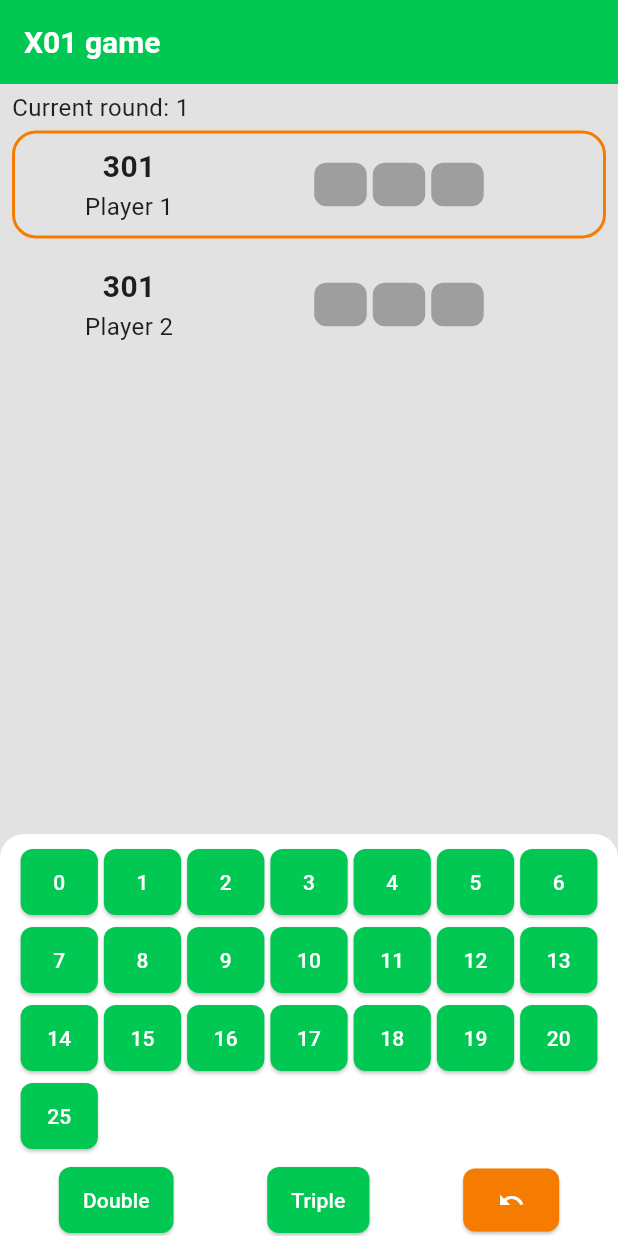
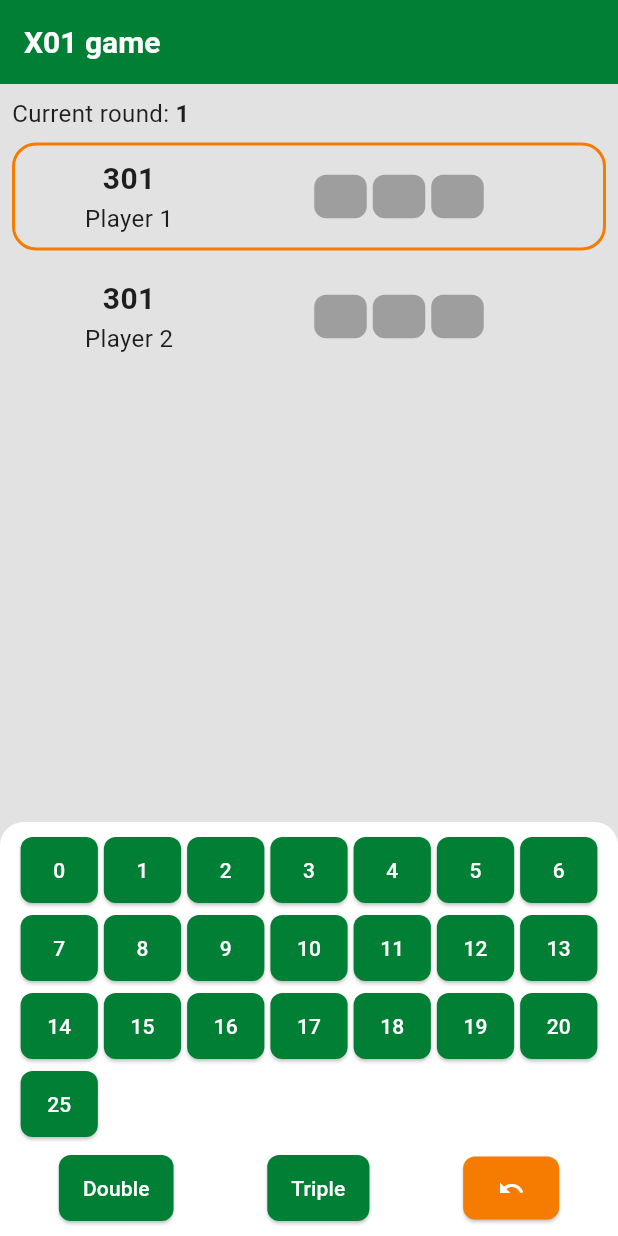
Before and after one commit to bulatBurganov/darts-game-counter, a Flutter app: the X01SettingsScreen screen opened directly with empty values, after a tap on "Start", on a phone screen of 412 x 824 dp. Run offline on Flutter 3.47's test engine with Material 3 defaults, Android fonts, the phone set to English and light mode, and no system bars; our stand-ins replace go_router.

Commit message:
fixed ui

```diff
--- a/lib/features/main_menu/main_menu_screen.dart
+++ b/lib/features/main_menu/main_menu_screen.dart
@@ -13,9 +13,11 @@ class MainMenuScreen extends StatelessWidget {
 
       body: SafeArea(
         child: Padding(
-          padding: const EdgeInsets.symmetric(horizontal: 8, vertical: 4),
+          padding: const EdgeInsets.symmetric(horizontal: 8),
           child: Column(
             children: [
+              const SizedBox(height: 8),
+
               AppRoundedButton(
                 onTap: () => router.push(Routes.x01settings),
                 text: 'X01',
--- a/lib/features/ui-core/theme/app_theme.dart
+++ b/lib/features/ui-core/theme/app_theme.dart
@@ -2,8 +2,11 @@
 import 'package:flutter/material.dart';
 
 class AppTheme {
-  static const Color primaryColor = Color(
-    0xFF00C853,
+  static const Color primaryColor = Color.fromARGB(
+    255,
+    0,
+    127,
+    53,
   ); // Зеленый, ассоциирующийся с дартсом
   static const Color secondaryColor = Color(
     0xFFF57C00,
@@ -11,7 +14,7 @@ class AppTheme {
   static const Color errorColor = Color(0xFFD32F2F); // Красный для ошибок
   static const Color backgroundColorLight = Color.fromARGB(255, 226, 226, 226);
   static const Color surfaceColorLight = Color(0xFFFFFFFF);
-  static const Color backgroundColorDark = Color(0xFF121212);
+  static const Color backgroundColorDark = Color.fromARGB(255, 46, 46, 46);
   static const Color surfaceColorDark = Color(0xFF1E1E1E);
 
   static ThemeData get lightTheme {
--- a/lib/features/x01/ui/widgets/in_out_selector.dart
+++ b/lib/features/x01/ui/widgets/in_out_selector.dart
@@ -10,6 +10,7 @@ class InOutModeSelector extends StatefulWidget {
     this.padding = 4,
     this.initialValue,
     this.selectorColor,
+    this.backgroundColor,
   });
   final Duration swithDuration;
   final double height;
@@ -17,6 +18,7 @@ class InOutModeSelector extends StatefulWidget {
   final InOutModes? initialValue;
   final Function(InOutModes mode) onCahnged;
   final Color? selectorColor;
+  final Color? backgroundColor;
 
   @override
   State<InOutModeSelector> createState() => _InOutModeSelectorState();
@@ -48,7 +50,7 @@ class _InOutModeSelectorState extends State<InOutModeSelector> {
               child: Container(
                 height: widget.height,
                 padding: EdgeInsets.all(widget.padding),
-                decoration: BoxDecoration(color: Colors.grey[200]),
+                decoration: BoxDecoration(color: widget.backgroundColor),
                 child: Stack(
                   children: [
                     AnimatedPositioned(
@@ -83,7 +85,7 @@ class _InOutModeSelectorState extends State<InOutModeSelector> {
                                 style: TextStyle(
                                   color: (_selectedIndex == index)
                                       ? Colors.white
-                                      : Colors.black,
+                                      : Theme.of(context).colorScheme.onSurface,
                                   fontWeight: FontWeight.w600,
                                   fontSize: 16,
                                   overflow: TextOverflow.ellipsis,
--- a/lib/features/x01/ui/widgets/score_pad.dart
+++ b/lib/features/x01/ui/widgets/score_pad.dart
@@ -23,7 +23,7 @@ class _ScoreInputSectionState extends State<ScoreInputSection> {
   Widget build(BuildContext context) {
     return SafeArea(
       child: Container(
-        padding: const EdgeInsets.only(left: 8, right: 8, top: 8),
+        padding: const EdgeInsets.only(left: 8, right: 8, top: 8, bottom: 8),
         decoration: BoxDecoration(
           color: Theme.of(context).colorScheme.surface,
           borderRadius: const BorderRadius.only(
@@ -38,14 +38,16 @@ class _ScoreInputSectionState extends State<ScoreInputSection> {
               spacing: 4,
               runSpacing: 4,
               children: [
-                for (int i = 0; i <= 20; i++)
+                for (int i = 0; i <= 21; i++)
                   ScoreButton(
-                    value: i,
+                    value: i == 21 ? 25 : i,
                     onPressed: (points) {
                       if (_isDoublingEnabled) {
                         widget.onScoreAdded(DoublePoints(value: points));
                       } else if (_isTriplingEnabled) {
-                        widget.onScoreAdded(TriplePoints(value: points));
+                        if (i != 21) {
+                          widget.onScoreAdded(TriplePoints(value: points));
+                        }
                       } else {
                         widget.onScoreAdded(RegularPoints(value: points));
                       }
@@ -55,11 +57,6 @@ class _ScoreInputSectionState extends State<ScoreInputSection> {
                       });
                     },
                   ),
-                ScoreButton(
-                  value: 25,
-                  onPressed: (points) =>
-                      widget.onScoreAdded(RegularPoints(value: points)),
-                ),
               ],
             ),
             const SizedBox(height: 8),
--- a/lib/features/x01/ui/x01_game_screen.dart
+++ b/lib/features/x01/ui/x01_game_screen.dart
@@ -41,17 +41,29 @@ class _X01GameScreenState extends State<X01GameScreen> {
         listenable: widget.viewModel,
         builder: (context, _) {
           return Padding(
-            padding: const EdgeInsets.only(left: 8, right: 8),
+            padding: const EdgeInsets.symmetric(horizontal: 8),
             child: SingleChildScrollView(
               child: Column(
                 crossAxisAlignment: CrossAxisAlignment.start,
                 children: [
-                  const SizedBox(height: 4),
-                  Text(
-                    'Current round: ${widget.viewModel.currentRound}',
-                    style: const TextStyle(fontSize: 16),
+                  const SizedBox(height: 8),
+                  Row(
+                    children: [
+                      const Text(
+                        'Current round:',
+                        style: TextStyle(fontSize: 16),
+                      ),
+                      const SizedBox(width: 4),
+                      Text(
+                        widget.viewModel.currentRound.toString(),
+                        style: const TextStyle(
+                          fontSize: 16,
+                          fontWeight: FontWeight.bold,
+                        ),
+                      ),
+                    ],
                   ),
-                  const SizedBox(height: 4),
+                  const SizedBox(height: 8),
                   Column(
                     spacing: 8,
                     children: List.generate(
--- a/lib/features/x01/ui/x01_settings_screen.dart
+++ b/lib/features/x01/ui/x01_settings_screen.dart
@@ -34,6 +34,7 @@ class X01SettingsScreen extends StatelessWidget {
                 return Column(
                   crossAxisAlignment: CrossAxisAlignment.start,
                   children: [
+                    const SizedBox(height: 8),
                     X01ModeSelector(
                       initialValue: viewModel.settings.mode,
                       onModeChanged: (mode) {
--- a/lib/main.dart
+++ b/lib/main.dart
@@ -22,7 +22,7 @@ class _MyAppState extends State<MyApp> {
       title: 'Flutter Demo',
       theme: AppTheme.lightTheme,
       darkTheme: AppTheme.darkTheme,
-      themeMode: ThemeMode.light,
+      themeMode: ThemeMode.system,
       routerConfig: router,
     );
   }
```
Also changed, not shown: lib/features/x01/ui/widgets/x01_mode_selector.dart (+17 -6 lines).
